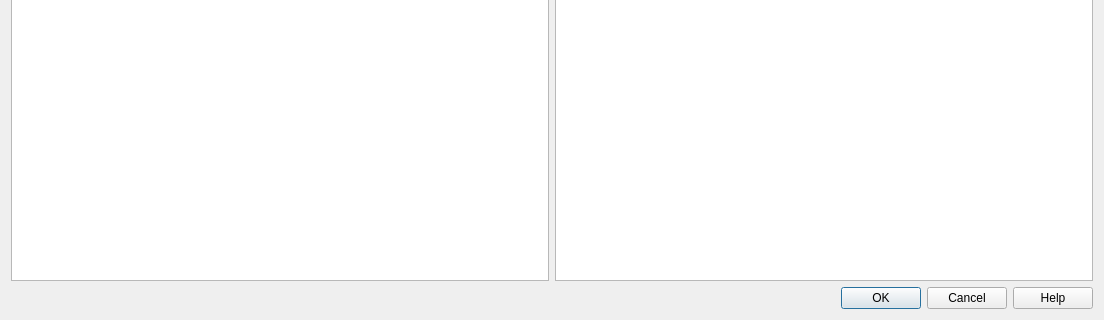
Before: the Qt Designer form VectorRectify/vector_rectify_dialog_base.ui in danistrigaro/SpatialAdjustment, drawn with Qt 5; both pictures show x 0 to 1104 and y 467 to 787 of the 1104 by 787 pixel window.
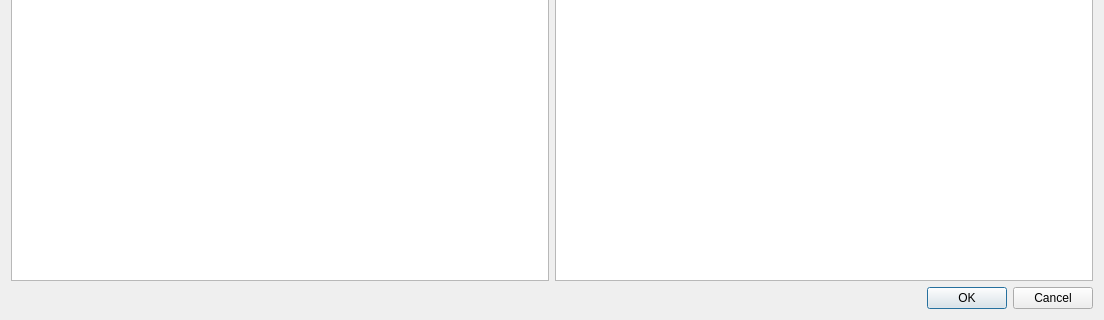
After: the same form once the commit is applied. Icons and pictures are not drawn.

```diff
--- a/VectorRectify/vector_rectify_dialog_base.ui
+++ b/VectorRectify/vector_rectify_dialog_base.ui
@@ -274,11 +274,8 @@
      </item>
      <item>
       <widget class="QDialogButtonBox" name="button_box">
-       <property name="orientation">
-        <enum>Qt::Horizontal</enum>
-       </property>
        <property name="standardButtons">
-        <set>QDialogButtonBox::Cancel|QDialogButtonBox::Help|QDialogButtonBox::Ok</set>
+        <set>QDialogButtonBox::Cancel|QDialogButtonBox::Ok</set>
        </property>
       </widget>
      </item>
```
